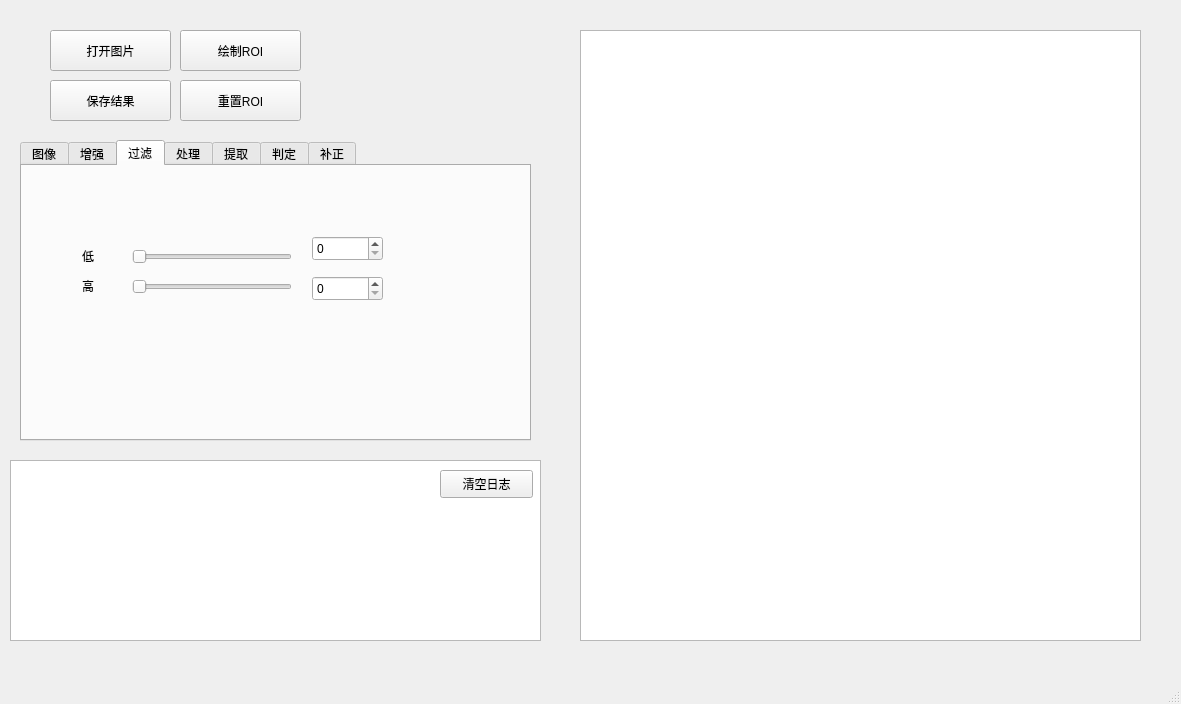
Qt form mainwindow.ui (xiaoyuan1021/MyTool) before a commit.
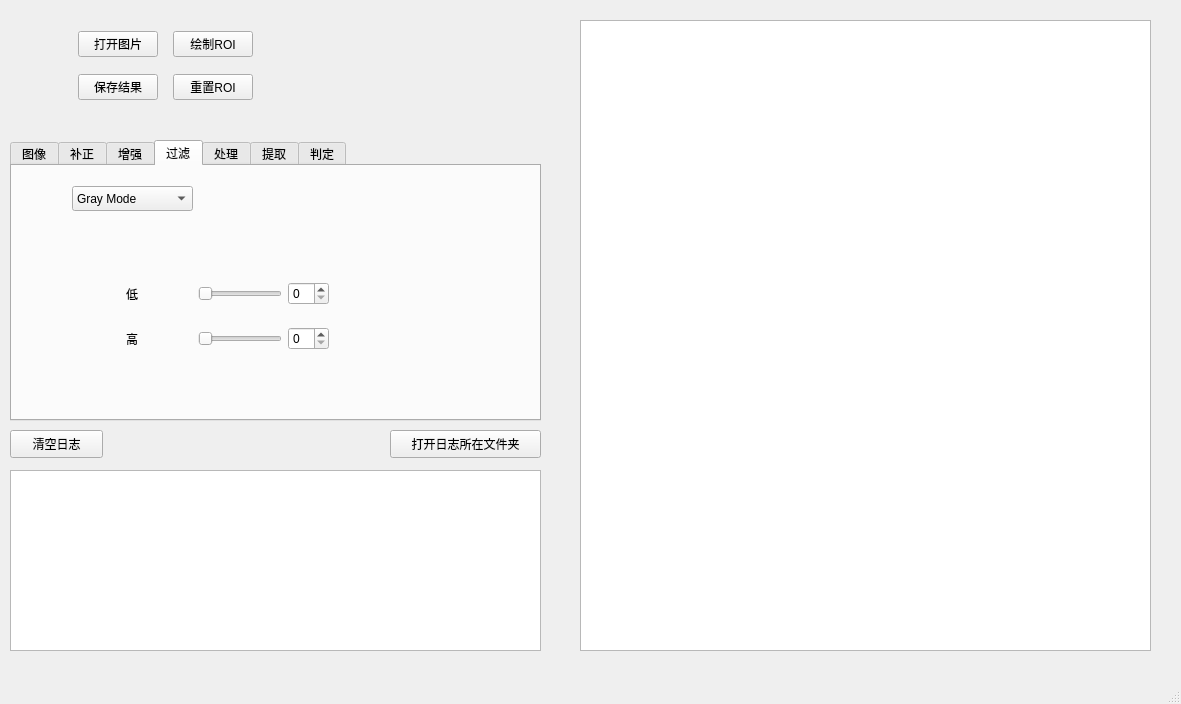
The same form after that commit. The open tabs and pages were chosen to show the change. Custom widgets are drawn as their Qt base class.

Commit message: 新增日志文件保存 更新界面

What changed in the file:
```diff
--- a/mainwindow.ui
+++ b/mainwindow.ui
@@ -14,39 +14,13 @@
    <string>MainWindow</string>
   </property>
   <widget class="QWidget" name="centralwidget">
-   <widget class="QPushButton" name="btn_openImg">
-    <property name="geometry">
-     <rect>
-      <x>50</x>
-      <y>30</y>
-      <width>121</width>
-      <height>41</height>
-     </rect>
-    </property>
-    <property name="text">
-     <string>打开图片</string>
-    </property>
-   </widget>
-   <widget class="QPushButton" name="btn_saveImg">
-    <property name="geometry">
-     <rect>
-      <x>50</x>
-      <y>80</y>
-      <width>121</width>
-      <height>41</height>
-     </rect>
-    </property>
-    <property name="text">
-     <string>保存结果</string>
-    </property>
-   </widget>
    <widget class="QTabWidget" name="tabWidget">
     <property name="geometry">
      <rect>
-      <x>20</x>
+      <x>10</x>
       <y>140</y>
-      <width>511</width>
-      <height>301</height>
+      <width>531</width>
+      <height>281</height>
      </rect>
     </property>
     <property name="currentIndex">
@@ -165,6 +139,63 @@
       </layout>
      </widget>
     </widget>
+    <widget class="QWidget" name="tab">
+     <attribute name="title">
+      <string>补正</string>
+     </attribute>
+     <widget class="QPushButton" name="btn_drawTemplate">
+      <property name="geometry">
+       <rect>
+        <x>122</x>
+        <y>30</y>
+        <width>111</width>
+        <height>28</height>
+       </rect>
+      </property>
+      <property name="text">
+       <string>绘制模板区域</string>
+      </property>
+     </widget>
+     <widget class="QPushButton" name="btn_clearTemplate">
+      <property name="geometry">
+       <rect>
+        <x>250</x>
+        <y>30</y>
+        <width>111</width>
+        <height>28</height>
+       </rect>
+      </property>
+      <property name="text">
+       <string>清除模板区域</string>
+      </property>
+     </widget>
+     <widget class="QPushButton" name="btn_creatTemplate">
+      <property name="geometry">
+       <rect>
+        <x>120</x>
+        <y>70</y>
+        <width>111</width>
+        <height>28</height>
+       </rect>
+      </property>
+      <property name="text">
+       <string>创建模板</string>
+      </property>
+     </widget>
+     <widget class="QPushButton" name="btn_findTemplate">
+      <property name="geometry">
+       <rect>
+        <x>250</x>
+        <y>70</y>
+        <width>111</width>
+        <height>28</height>
+       </rect>
+      </property>
+      <property name="text">
+       <string>查找测试</string>
+      </property>
+     </widget>
+    </widget>
     <widget class="QWidget" name="tab_6">
      <attribute name="title">
       <string>增强</string>
@@ -357,77 +388,397 @@
      <attribute name="title">
       <string>过滤</string>
      </attribute>
-     <widget class="QSlider" name="Slider_grayLow">
+     <widget class="QComboBox" name="comboBox_filterMode">
       <property name="geometry">
        <rect>
-        <x>110</x>
-        <y>80</y>
-        <width>160</width>
-        <height>22</height>
-       </rect>
-      </property>
-      <property name="orientation">
-       <enum>Qt::Orientation::Horizontal</enum>
-      </property>
-     </widget>
-     <widget class="QSlider" name="Slider_grayHigh">
-      <property name="geometry">
-       <rect>
-        <x>110</x>
-        <y>110</y>
-        <width>160</width>
-        <height>22</height>
-       </rect>
-      </property>
-      <property name="orientation">
-       <enum>Qt::Orientation::Horizontal</enum>
-      </property>
-     </widget>
-     <widget class="QLabel" name="label">
-      <property name="geometry">
-       <rect>
         <x>60</x>
-        <y>80</y>
-        <width>31</width>
-        <height>19</height>
+        <y>20</y>
+        <width>121</width>
+        <height>25</height>
        </rect>
       </property>
-      <property name="text">
-       <string>低</string>
-      </property>
+      <item>
+       <property name="text">
+        <string>Gray Mode</string>
+       </property>
+      </item>
+      <item>
+       <property name="text">
+        <string>RGB  Mode</string>
+       </property>
+      </item>
+      <item>
+       <property name="text">
+        <string>HSV  Mode</string>
+       </property>
+      </item>
      </widget>
-     <widget class="QLabel" name="label_11">
+     <widget class="QStackedWidget" name="stackedWidget_filter">
       <property name="geometry">
        <rect>
-        <x>60</x>
-        <y>110</y>
-        <width>31</width>
-        <height>19</height>
-       </rect>
-      </property>
-      <property name="text">
-       <string>高</string>
-      </property>
-     </widget>
-     <widget class="QSpinBox" name="spinBox_grayLow">
-      <property name="geometry">
-       <rect>
-        <x>290</x>
+        <x>40</x>
         <y>70</y>
-        <width>71</width>
-        <height>25</height>
+        <width>361</width>
+        <height>161</height>
        </rect>
       </property>
-     </widget>
-     <widget class="QSpinBox" name="spinBox_grayHigh">
-      <property name="geometry">
-       <rect>
-        <x>290</x>
-        <y>110</y>
-        <width>71</width>
-        <height>25</height>
-       </rect>
+      <property name="currentIndex">
+       <number>2</number>
       </property>
+      <widget class="QWidget" name="page_5">
+       <widget class="QWidget" name="verticalLayoutWidget">
+        <property name="geometry">
+         <rect>
+          <x>20</x>
+          <y>30</y>
+          <width>311</width>
+          <height>101</height>
+         </rect>
+        </property>
+        <layout class="QVBoxLayout" name="verticalLayout">
+         <item>
+          <layout class="QHBoxLayout" name="horizontalLayout_4">
+           <item>
+            <spacer name="horizontalSpacer_17">
+             <property name="orientation">
+              <enum>Qt::Orientation::Horizontal</enum>
+             </property>
+             <property name="sizeHint" stdset="0">
+              <size>
+               <width>40</width>
+               <height>20</height>
+              </size>
+             </property>
+            </spacer>
+           </item>
+           <item>
+            <widget class="QLabel" name="label">
+             <property name="text">
+              <string>低</string>
+             </property>
+            </widget>
+           </item>
+           <item>
+            <spacer name="horizontalSpacer_11">
+             <property name="orientation">
+              <enum>Qt::Orientation::Horizontal</enum>
+             </property>
+             <property name="sizeHint" stdset="0">
+              <size>
+               <width>40</width>
+               <height>20</height>
+              </size>
+             </property>
+            </spacer>
+           </item>
+           <item>
+            <widget class="QSlider" name="Slider_grayLow">
+             <property name="orientation">
+              <enum>Qt::Orientation::Horizontal</enum>
+             </property>
+            </widget>
+           </item>
+           <item>
+            <widget class="QSpinBox" name="spinBox_grayLow"/>
+           </item>
+           <item>
+            <spacer name="horizontalSpacer_12">
+             <property name="orientation">
+              <enum>Qt::Orientation::Horizontal</enum>
+             </property>
+             <property name="sizeHint" stdset="0">
+              <size>
+               <width>40</width>
+               <height>20</height>
+              </size>
+             </property>
+            </spacer>
+           </item>
+          </layout>
+         </item>
+         <item>
+          <layout class="QHBoxLayout" name="horizontalLayout_5">
+           <item>
+            <spacer name="horizontalSpacer_18">
+             <property name="orientation">
+              <enum>Qt::Orientation::Horizontal</enum>
+             </property>
+             <property name="sizeHint" stdset="0">
+              <size>
+               <width>40</width>
+               <height>20</height>
+              </size>
+             </property>
+            </spacer>
+           </item>
+           <item>
+            <widget class="QLabel" name="label_11">
+             <property name="text">
+              <string>高</string>
+             </property>
+            </widget>
+           </item>
+           <item>
+            <spacer name="horizontalSpacer_15">
+             <property name="orientation">
+              <enum>Qt::Orientation::Horizontal</enum>
+             </property>
+             <property name="sizeHint" stdset="0">
+              <size>
+               <width>40</width>
+               <height>20</height>
+              </size>
+             </property>
+            </spacer>
+           </item>
+           <item>
+            <widget class="QSlider" name="Slider_grayHigh">
+             <property name="orientation">
+              <enum>Qt::Orientation::Horizontal</enum>
+             </property>
+            </widget>
+           </item>
+           <item>
+            <widget class="QSpinBox" name="spinBox_grayHigh"/>
+           </item>
+           <item>
+            <spacer name="horizontalSpacer_16">
+             <property name="orientation">
+              <enum>Qt::Orientation::Horizontal</enum>
+             </property>
+             <property name="sizeHint" stdset="0">
+              <size>
+               <width>40</width>
+               <height>20</height>
+              </size>
+             </property>
+            </spacer>
+           </item>
+          </layout>
+         </item>
+        </layout>
+       </widget>
+      </widget>
+      <widget class="QWidget" name="page_6">
+       <widget class="QSlider" name="Slider_rgb_R">
+        <property name="geometry">
+         <rect>
+          <x>90</x>
+          <y>30</y>
+          <width>160</width>
+          <height>22</height>
+         </rect>
+        </property>
+        <property name="orientation">
+         <enum>Qt::Orientation::Horizontal</enum>
+        </property>
+       </widget>
+       <widget class="QSlider" name="Slider_rgb_G">
+        <property name="geometry">
+         <rect>
+          <x>90</x>
+          <y>70</y>
+          <width>160</width>
+          <height>22</height>
+         </rect>
+        </property>
+        <property name="orientation">
+         <enum>Qt::Orientation::Horizontal</enum>
+        </property>
+       </widget>
+       <widget class="QSlider" name="Slider_rgb_B">
+        <property name="geometry">
+         <rect>
+          <x>90</x>
+          <y>110</y>
+          <width>160</width>
+          <height>22</height>
+         </rect>
+        </property>
+        <property name="orientation">
+         <enum>Qt::Orientation::Horizontal</enum>
+        </property>
+       </widget>
+       <widget class="QLabel" name="label_19">
+        <property name="geometry">
+         <rect>
+          <x>20</x>
+          <y>30</y>
+          <width>51</width>
+          <height>19</height>
+         </rect>
+        </property>
+        <property name="text">
+         <string>R通道</string>
+        </property>
+       </widget>
+       <widget class="QLabel" name="label_20">
+        <property name="geometry">
+         <rect>
+          <x>20</x>
+          <y>70</y>
+          <width>51</width>
+          <height>19</height>
+         </rect>
+        </property>
+        <property name="text">
+         <string>G通道</string>
+        </property>
+       </widget>
+       <widget class="QLabel" name="label_21">
+        <property name="geometry">
+         <rect>
+          <x>20</x>
+          <y>110</y>
+          <width>51</width>
+          <height>19</height>
+         </rect>
+        </property>
+        <property name="text">
+         <string>B通道</string>
+        </property>
+       </widget>
+       <widget class="QSpinBox" name="spinBox_rgb_R">
+        <property name="geometry">
+         <rect>
+          <x>270</x>
+          <y>30</y>
+          <width>61</width>
+          <height>25</height>
+         </rect>
+        </property>
+       </widget>
+       <widget class="QSpinBox" name="spinBox_rgb_G">
+        <property name="geometry">
+         <rect>
+          <x>270</x>
+          <y>70</y>
+          <width>61</width>
+          <height>25</height>
+         </rect>
+        </property>
+       </widget>
+       <widget class="QSpinBox" name="spinBox_rgb_B">
+        <property name="geometry">
+         <rect>
+          <x>270</x>
+          <y>110</y>
+          <width>61</width>
+          <height>25</height>
+         </rect>
+        </property>
+       </widget>
+      </widget>
+      <widget class="QWidget" name="page_3">
+       <widget class="QSlider" name="Slider_hsv_H">
+        <property name="geometry">
+         <rect>
+          <x>90</x>
+          <y>40</y>
+          <width>160</width>
+          <height>22</height>
+         </rect>
+        </property>
+        <property name="orientation">
+         <enum>Qt::Orientation::Horizontal</enum>
+        </property>
+       </widget>
+       <widget class="QSpinBox" name="spinBox_hsv_H">
+        <property name="geometry">
+         <rect>
+          <x>270</x>
+          <y>40</y>
+          <width>61</width>
+          <height>25</height>
+         </rect>
+        </property>
+       </widget>
+       <widget class="QLabel" name="label_22">
+        <property name="geometry">
+         <rect>
+          <x>20</x>
+          <y>40</y>
+          <width>51</width>
+          <height>19</height>
+         </rect>
+        </property>
+        <property name="text">
+         <string>H色相</string>
+        </property>
+       </widget>
+       <widget class="QSlider" name="Slider_hsv_S">
+        <property name="geometry">
+         <rect>
+          <x>90</x>
+          <y>70</y>
+          <width>160</width>
+          <height>22</height>
+         </rect>
+        </property>
+        <property name="orientation">
+         <enum>Qt::Orientation::Horizontal</enum>
+        </property>
+       </widget>
+       <widget class="QSpinBox" name="spinBox_hsv_S">
+        <property name="geometry">
+         <rect>
+          <x>270</x>
+          <y>70</y>
+          <width>61</width>
+          <height>25</height>
+         </rect>
+        </property>
+       </widget>
+       <widget class="QLabel" name="label_23">
+        <property name="geometry">
+         <rect>
+          <x>20</x>
+          <y>70</y>
+          <width>61</width>
+          <height>19</height>
+         </rect>
+        </property>
+        <property name="text">
+         <string>S饱和度</string>
+        </property>
+       </widget>
+       <widget class="QLabel" name="label_24">
+        <property name="geometry">
+         <rect>
+          <x>20</x>
+          <y>100</y>
+          <width>51</width>
+          <height>19</height>
+         </rect>
+        </property>
+        <property name="text">
+         <string>V明度</string>
+        </property>
+       </widget>
+       <widget class="QSlider" name="Slider_hsv_V">
+        <property name="geometry">
+         <rect>
+          <x>90</x>
+          <y>100</y>
+          <width>160</width>
+          <height>22</height>
+         </rect>
+        </property>
+        <property name="orientation">
+         <enum>Qt::Orientation::Horizontal</enum>
+        </property>
+       </widget>
+       <widget class="QSpinBox" name="spinBox_hsv_V">
+        <property name="geometry">
+         <rect>
+          <x>270</x>
+          <y>100</y>
+          <width>61</width>
+          <height>25</height>
+         </rect>
+        </property>
+       </widget>
+      </widget>
      </widget>
     </widget>
     <widget class="QWidget" name="tab_3">
@@ -1027,12 +1378,7 @@
        <string>测试运行</string>
       </property>
      </widget>
-    </widget>
-    <widget class="QWidget" name="tab">
-     <attribute name="title">
-      <string>补正</string>
-     </attribute>
-     <widget class="QPushButton" name="btn_drawTemplate">
+     <widget class="QLabel" name="label_18">
       <property name="geometry">
        <rect>
         <x>122</x>
@@ -1086,39 +1432,13 @@
      </widget>
     </widget>
    </widget>
-   <widget class="QPushButton" name="btn_drawRoi">
-    <property name="geometry">
-     <rect>
-      <x>180</x>
-      <y>30</y>
-      <width>121</width>
-      <height>41</height>
-     </rect>
-    </property>
-    <property name="text">
-     <string>绘制ROI</string>
-    </property>
-   </widget>
-   <widget class="QPushButton" name="btn_resetROI">
-    <property name="geometry">
-     <rect>
-      <x>180</x>
-      <y>80</y>
-      <width>121</width>
-      <height>41</height>
-     </rect>
-    </property>
-    <property name="text">
-     <string>重置ROI</string>
-    </property>
-   </widget>
    <widget class="ImageView" name="graphicsView">
     <property name="geometry">
      <rect>
       <x>580</x>
-      <y>30</y>
-      <width>561</width>
-      <height>611</height>
+      <y>20</y>
+      <width>571</width>
+      <height>631</height>
      </rect>
     </property>
    </widget>
@@ -1126,7 +1446,7 @@
     <property name="geometry">
      <rect>
       <x>10</x>
-      <y>460</y>
+      <y>470</y>
       <width>531</width>
       <height>181</height>
      </rect>
@@ -1138,8 +1458,8 @@
    <widget class="QPushButton" name="btn_clearLog">
     <property name="geometry">
      <rect>
-      <x>440</x>
-      <y>470</y>
+      <x>10</x>
+      <y>430</y>
       <width>93</width>
       <height>28</height>
      </rect>
@@ -1148,6 +1468,145 @@
      <string>清空日志</string>
     </property>
    </widget>
+   <widget class="QWidget" name="verticalLayoutWidget_3">
+    <property name="geometry">
+     <rect>
+      <x>50</x>
+      <y>20</y>
+      <width>231</width>
+      <height>91</height>
+     </rect>
+    </property>
+    <layout class="QVBoxLayout" name="verticalLayout_3">
+     <item>
+      <layout class="QHBoxLayout" name="horizontalLayout_12">
+       <item>
+        <spacer name="horizontalSpacer_20">
+         <property name="orientation">
+          <enum>Qt::Orientation::Horizontal</enum>
+         </property>
+         <property name="sizeHint" stdset="0">
+          <size>
+           <width>40</width>
+           <height>20</height>
+          </size>
+         </property>
+        </spacer>
+       </item>
+       <item>
+        <widget class="QPushButton" name="btn_openImg">
+         <property name="text">
+          <string>打开图片</string>
+         </property>
+        </widget>
+       </item>
+       <item>
+        <spacer name="horizontalSpacer_19">
+         <property name="orientation">
+          <enum>Qt::Orientation::Horizontal</enum>
+         </property>
+         <property name="sizeHint" stdset="0">
+          <size>
+           <width>20</width>
+           <height>20</height>
+          </size>
+         </property>
+        </spacer>
+       </item>
+       <item>
+        <widget class="QPushButton" name="btn_drawRoi">
+         <property name="text">
+          <string>绘制ROI</string>
+         </property>
+        </widget>
+       </item>
+       <item>
+        <spacer name="horizontalSpacer_21">
+         <property name="orientation">
+          <enum>Qt::Orientation::Horizontal</enum>
+         </property>
+         <property name="sizeHint" stdset="0">
+          <size>
+           <width>40</width>
+           <height>20</height>
+          </size>
+         </property>
+        </spacer>
+       </item>
+      </layout>
+     </item>
+     <item>
+      <layout class="QHBoxLayout" name="horizontalLayout_13">
+       <item>
+        <spacer name="horizontalSpacer_22">
+         <property name="orientation">
+          <enum>Qt::Orientation::Horizontal</enum>
+         </property>
+         <property name="sizeHint" stdset="0">
+          <size>
+           <width>40</width>
+           <height>20</height>
+          </size>
+         </property>
+        </spacer>
+       </item>
+       <item>
+        <widget class="QPushButton" name="btn_saveImg">
+         <property name="text">
+          <string>保存结果</string>
+         </property>
+        </widget>
+       </item>
+       <item>
+        <spacer name="horizontalSpacer_24">
+         <property name="orientation">
+          <enum>Qt::Orientation::Horizontal</enum>
+         </property>
+         <property name="sizeHint" stdset="0">
+          <size>
+           <width>20</width>
+           <height>20</height>
+          </size>
+         </property>
+        </spacer>
+       </item>
+       <item>
+        <widget class="QPushButton" name="btn_resetROI">
+         <property name="text">
+          <string>重置ROI</string>
+         </property>
+        </widget>
+       </item>
+       <item>
+        <spacer name="horizontalSpacer_23">
+         <property name="orientation">
+          <enum>Qt::Orientation::Horizontal</enum>
+         </property>
+         <property name="sizeHint" stdset="0">
+          <size>
+           <width>40</width>
+           <height>20</height>
+          </size>
+         </property>
+        </spacer>
+       </item>
+      </layout>
+     </item>
+    </layout>
+   </widget>
+   <widget class="QPushButton" name="btn_openLog">
+    <property name="geometry">
+     <rect>
+      <x>390</x>
+      <y>430</y>
+      <width>151</width>
+      <height>28</height>
+     </rect>
+    </property>
+    <property name="text">
+     <string>打开日志所在文件夹</string>
+    </property>
+   </widget>
   </widget>
   <widget class="QMenuBar" name="menubar">
    <property name="geometry">
```
Left out of the diff: 532 changed lines with no effect on the pictures. The commit also changes 11 other files.
